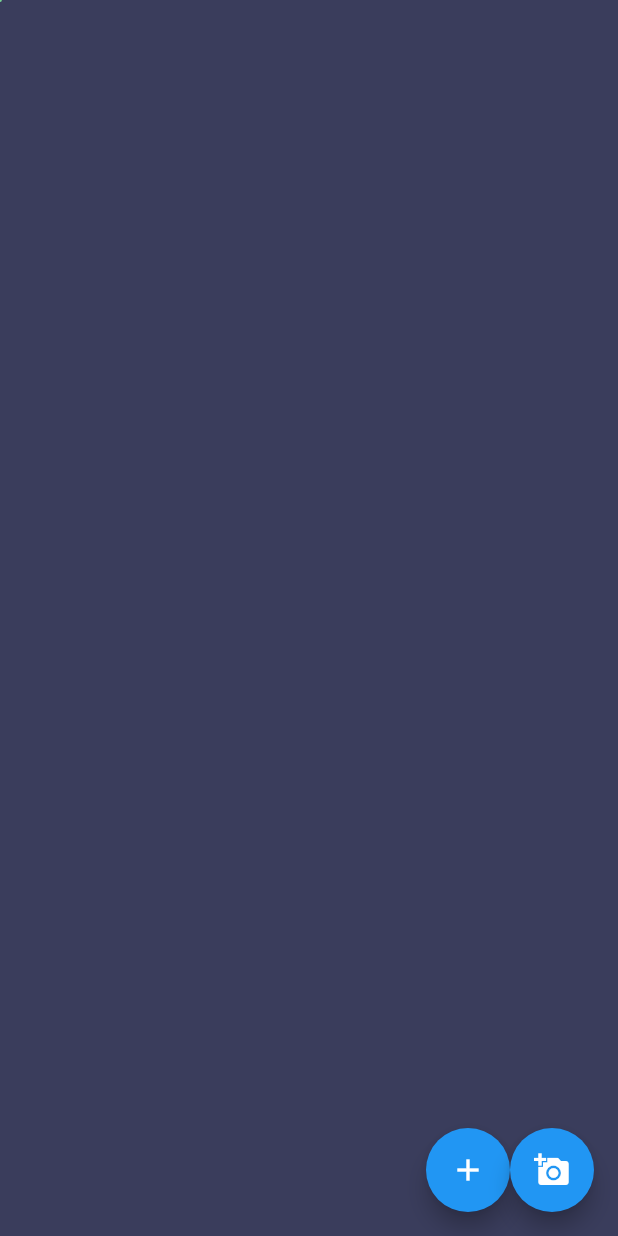
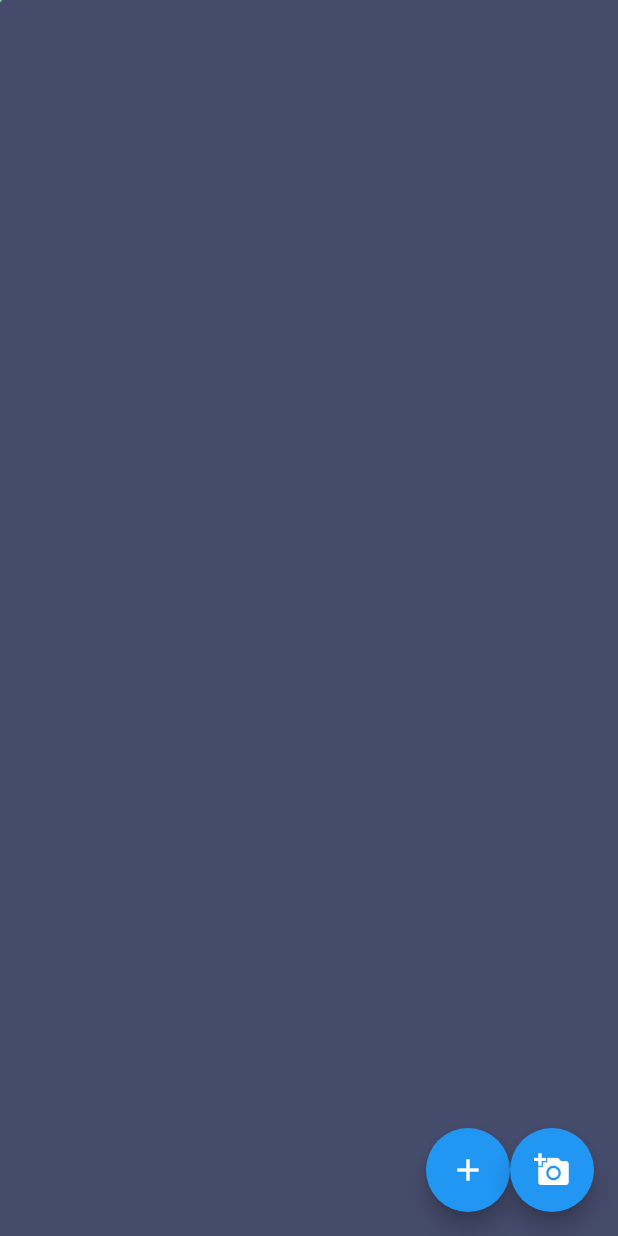
Before and after one commit to samuelhk0595/diagram_builder, a Flutter app: the screen it shows after launch, on a phone screen of 412 x 824 dp. Run offline on Flutter 3.47's test engine with Material 2 defaults, Android fonts, the phone set to English and light mode, and no system bars.

Commit message:
Changes default canvas color, and add canvasColor and onTap parameters

```diff
--- a/lib/presentation/pages/diagram_builder_page.dart
+++ b/lib/presentation/pages/diagram_builder_page.dart
@@ -19,6 +19,8 @@ class DiagramBuilder<T> extends StatefulWidget {
     this.onPointerReleaseWithoutLinking,
     this.overlays,
     this.onCreated,
+    this.canvasColor,
+    this.onTap,
   }) : super(key: key);
 
   final double width;
@@ -34,6 +36,8 @@ class DiagramBuilder<T> extends StatefulWidget {
       onPointerReleaseWithoutLinking;
   final List<DiagramOverlay>? overlays;
   final void Function(DiagramController controller)? onCreated;
+  final Color? canvasColor;
+  final Function()? onTap;
 
   @override
   State<DiagramBuilder> createState() => _DiagramBuilderState();
@@ -61,8 +65,10 @@ class _DiagramBuilderState extends State<DiagramBuilder> {
 
   @override
   Widget build(BuildContext context) {
-    return Container(
-      color: const Color(0xff3A3D5C),
+    return GestureDetector(
+      onTap: widget.onTap,
+      child: Container(
+        color: widget.canvasColor ?? const Color(0xff454B6B),
         child: MouseRegion(
           onHover: (details) {
             viewModel.updateCursorPosition(details.position);
@@ -124,6 +130,7 @@ class _DiagramBuilderState extends State<DiagramBuilder> {
             },
           ),
         ),
+      ),
     );
   }
 }
```
Lines whose indentation alone changed are shown as unchanged.
